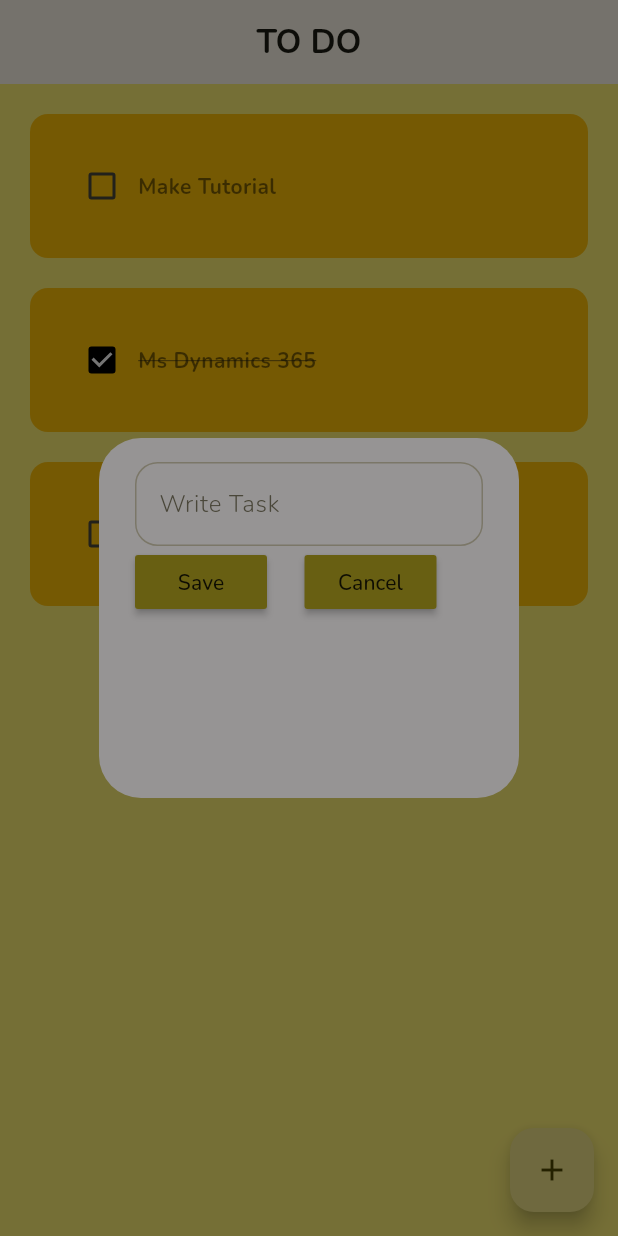
After one commit to Jason-Omondi/todo, a Flutter app: the screen it shows after launch, after a tap on the "add" icon, on a phone screen of 412 x 824 dp. The commit adds this screen. Run offline on Flutter 3.47's test engine with Material 2 defaults, Android fonts, the phone set to English and light mode, and no system bars.

Commit message:
update-save

```diff
--- /dev/null
+++ b/lib/components/button.dart
@@ -0,0 +1,16 @@
+import 'package:flutter/material.dart';
+
+class MyButton extends StatelessWidget {
+  final String text;
+  VoidCallback onPressed;
+  MyButton({super.key, required this.text, required this.onPressed});
+
+  @override
+  Widget build(BuildContext context) {
+    return MaterialButton(
+      onPressed: onPressed,
+      child: Text(text, style: const TextStyle(fontFamily: 'Nunito'),),
+      color: Theme.of(context).primaryColor,
+    );
+  }
+}
--- /dev/null
+++ b/lib/components/dialogue_box.dart
@@ -0,0 +1,41 @@
+import 'package:flutter/material.dart';
+import 'package:room/components/button.dart';
+
+class dialogueBox extends StatelessWidget {
+  final TextEditingController controller;
+  VoidCallback onSave;
+  VoidCallback onCancel;
+  dialogueBox({super.key, required this.controller, required this.onCancel, required this.onSave});
+
+  @override
+  Widget build(BuildContext context) {
+    return AlertDialog(
+      backgroundColor: Color.fromARGB(255, 150, 148, 148),
+      content: Container(
+        height: 200,
+        child: Column(
+          children: [
+            TextField(
+              decoration: InputDecoration(
+                border: OutlineInputBorder(borderRadius: BorderRadius.circular(15)),
+                hintText: 'Write Task',
+                hintStyle: TextStyle(fontFamily: 'Nunito', fontWeight: FontWeight.w300)
+              ),
+            ),
+            Row(
+              children: [
+                //save
+                MyButton(text: 'Save', onPressed: onSave,),
+                const SizedBox(width: 25,),
+
+                //cancel
+                MyButton(text: 'Cancel', onPressed: onCancel)
+              ],
+            )
+            ],
+        ),
+      ),
+
+    );
+  }
+}
--- a/lib/utils/todo_tile.dart
+++ b/lib/components/todo_tile.dart
@@ -10,18 +10,22 @@ class toDoTile extends StatelessWidget {
   @override
   Widget build(BuildContext context) {
     return Padding(
-      padding: const EdgeInsets.all(20.0),
+      padding: const EdgeInsets.only(right:20.0, left:20.0, top:20.0),
       child: Container(
         padding: const EdgeInsets.all(24),
         child: Row(
           children: [
             Checkbox(
               value: taskCompleted,
-               onChanged: onChanged),
+               onChanged: onChanged,
+               activeColor: Colors.black,
+               ),
             Text(taskName,
             style: TextStyle(
+              decoration: taskCompleted ? TextDecoration.lineThrough : TextDecoration.none,
               fontFamily: 'Nunito',
-              fontWeight: FontWeight.bold
+              fontWeight: FontWeight.bold,
+              color: Colors.black.withOpacity(0.5)
         ),),
           ],
         ),
--- a/lib/main.dart
+++ b/lib/main.dart
@@ -1,5 +1,5 @@
 import 'package:flutter/material.dart';
-import 'package:room/pages/login.dart';
+import 'package:room/pages/home.dart';
 
 void main() {
   runApp(const MyApp());
@@ -14,7 +14,6 @@ class MyApp extends StatelessWidget {
     return MaterialApp(
       title: 'Flutter Demo',
       theme: ThemeData(
-
         colorScheme: ColorScheme.fromSeed(seedColor: Colors.yellow),
         useMaterial3: true,
       ),
--- /dev/null
+++ b/lib/pages/home.dart
@@ -0,0 +1,100 @@
+import 'package:flutter/material.dart';
+import 'package:room/components/dialogue_box.dart';
+import 'package:room/components/todo_tile.dart';
+
+class HomePage extends StatefulWidget {
+  HomePage({super.key});
+
+  @override
+  State<HomePage> createState() => _HomePageState();
+}
+
+class _HomePageState extends State<HomePage> {
+
+  final _controller = TextEditingController();
+// list of tasks
+  List toDoList = [
+    ['Make Tutorial', false],
+    ['Ms Dynamics 365', true],
+    ['Finish PMP certification', false],
+  ];
+
+  // handling tapping the check box
+  void checkBoxChanged (value, index) {
+    setState(() {
+      toDoList[index][1] = !toDoList[index][1];
+    });
+  }
+
+  // handle add tasks
+  void addTask () {
+    showDialog(context: context, builder: ((context) {
+      return dialogueBox(
+        controller: _controller,
+        onSave: () {
+          //saveTask();
+          setState(() {
+            //add the current item to the list
+            toDoList.add([_controller.text, false]);
+            //_controller.clear();
+          });
+          _controller.clear();
+          Navigator.of(context).pop();
+          },
+          //setState(() {
+            //add the current item to the list
+            //toDoList.add([_controller.text, false]);
+            //_controller.clear();
+          //});
+          //_controller.clear();
+          //Navigator.of(context).pop(),
+
+        onCancel: () => Navigator.pop(context),
+
+      );
+    }));
+  }
+
+  //handle save
+  void saveTask () {
+    setState(() {
+            //add the current item to the list
+            toDoList.add([_controller.text, false]);
+            Navigator.pop(context);
+            _controller.clear();
+         });
+  }
+
+  // handle delete task
+  void deleteTask() {}
+
+  @override
+  Widget build(BuildContext context) {
+    return Scaffold(
+      backgroundColor: Colors.yellow[300],
+      appBar: AppBar(
+        title: const Center(child: Text('TO DO',
+        textAlign: TextAlign.center,
+        style: TextStyle(
+          fontFamily: 'Nunito',
+          fontWeight: FontWeight.bold
+        ),)),
+        elevation: 0,
+      ),
+      body:
+      ListView.builder(
+        itemCount: toDoList.length,
+        itemBuilder: (BuildContext context, int index)
+        {
+          return toDoTile(
+          taskName: toDoList[index][0],
+          taskCompleted: toDoList[index][1],
+          onChanged: (value) => checkBoxChanged(value, index),
+          );
+         },
+
+      ),
+      floatingActionButton: FloatingActionButton(child: Icon(Icons.add),onPressed: addTask),
+    );
+  }
+}
```
Also changed, not shown: lib/pages/login.dart (deleted, +0 -54 lines).
